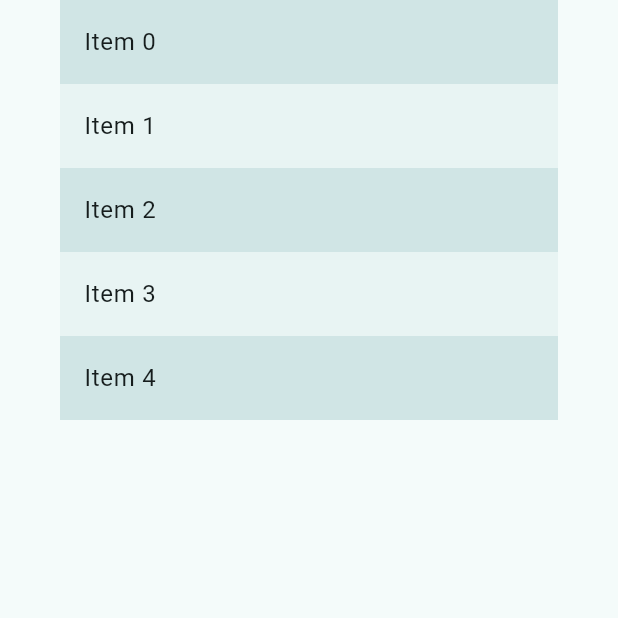
After one commit to dongri727/chronomap-mobile, a Flutter app: the screen it shows after launch, after a tap on "Game", on a phone screen of 412 x 824 dp, the top half of it. The commit adds this screen. Run offline on Flutter 3.47's test engine with Material 3 defaults, Android fonts, the phone set to English and light mode, and no system bars; missing offline and left inert: acorn_client, serverpod_flutter.

Commit message:
ゲームページの追加

```diff
--- /dev/null
+++ b/lib/game_page.dart
@@ -0,0 +1,42 @@
+import 'package:flutter/material.dart';
+
+class GamePage extends StatefulWidget {
+  const GamePage({super.key});
+
+  @override
+  State<GamePage> createState() => GamePageState();
+}
+
+class GamePageState extends State<GamePage> {
+  final List<int> _items = List<int>.generate(5, (int index) => index);
+
+  @override
+  Widget build(BuildContext context) {
+    final ColorScheme colorScheme = Theme.of(context).colorScheme;
+    final Color oddItemColor = colorScheme.primary.withOpacity(0.05);
+    final Color evenItemColor = colorScheme.primary.withOpacity(0.15);
+
+    return Material(
+      child: ReorderableListView(
+        padding: const EdgeInsets.symmetric(horizontal: 40),
+        children: <Widget>[
+          for (int index = 0; index < _items.length; index += 1)
+            ListTile(
+              key: Key('$index'),
+              tileColor: _items[index].isOdd ? oddItemColor : evenItemColor,
+              title: Text('Item ${_items[index]}'),
+            ),
+        ],
+        onReorder: (int oldIndex, int newIndex) {
+          setState(() {
+            if (oldIndex < newIndex) {
+              newIndex -= 1;
+            }
+            final int item = _items.removeAt(oldIndex);
+            _items.insert(newIndex, item);
+          });
+        },
+      ),
+    );
+  }
+}
--- a/lib/index_page.dart
+++ b/lib/index_page.dart
@@ -1,3 +1,4 @@
+import 'package:chronomap_mobile/game_page.dart';
 import 'package:chronomap_mobile/register_page.dart';
 import 'package:flutter/material.dart';
 import 'search_page.dart';
@@ -58,6 +59,22 @@ class IndexPage extends StatelessWidget {
                     ),
                   ),
                 ),
+                Padding(
+                  padding: const EdgeInsets.all(20.0),
+                  child: OutlinedButton(
+                    onPressed: () {
+                      Navigator.push<String>(
+                        context,
+                        MaterialPageRoute(
+                          builder: (context) => const GamePage(),
+                        ),
+                      );
+                    },
+                    child: const Text(
+                      "Game",
+                    ),
+                  ),
+                ),
               ],
             ),],
         ),
```
Also changed, not shown: 1 other file.
